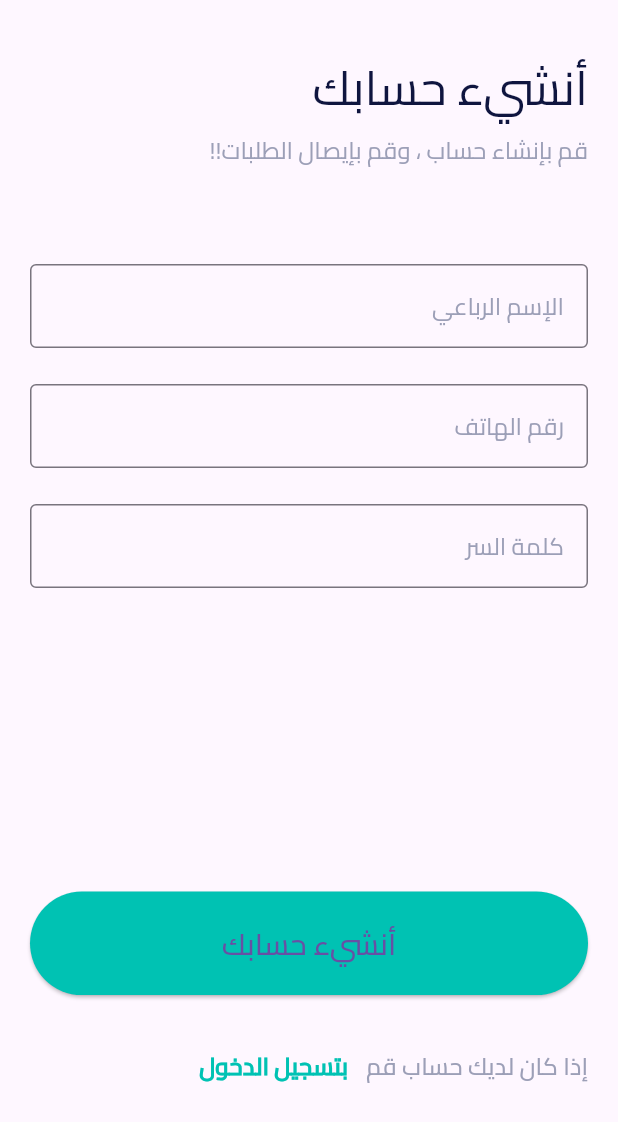
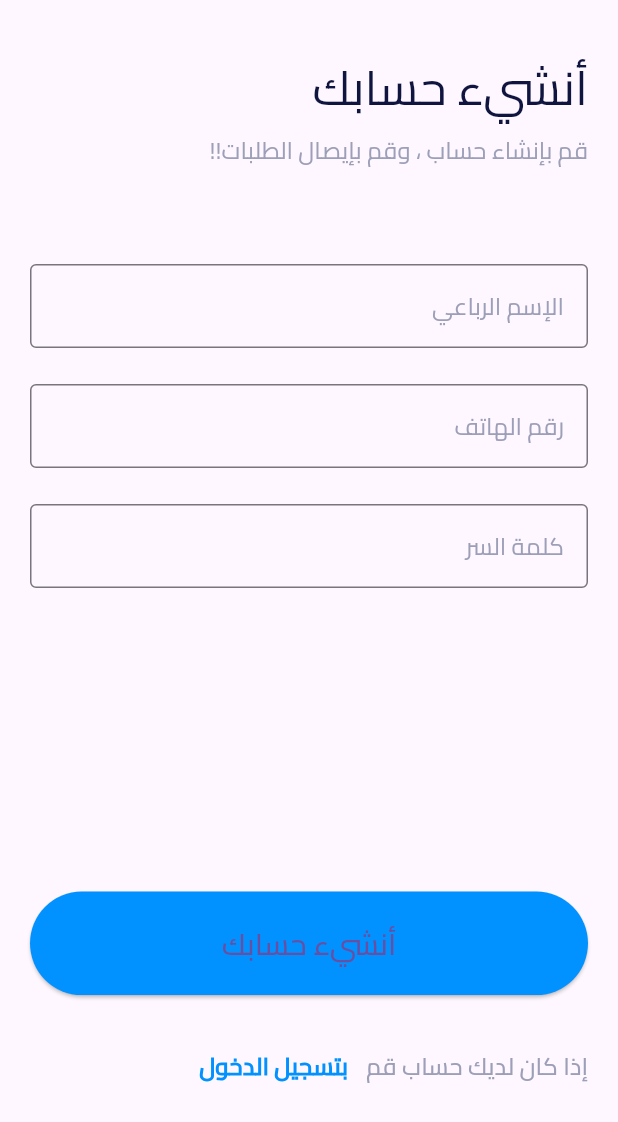
Before and after one commit to monzerabdullah/deliver_it_client, a Flutter app: the SignUpOnBoarding screen opened directly, after a tap on "إنضم إلينا", on a phone screen of 412 x 824 dp. Shown: the top 1122 px of the screen. Run offline on Flutter 3.47's test engine with Material 3 defaults, Android fonts, the phone set to English and light mode, and no system bars; our stand-ins replace flutter_svg, smooth_page_indicator.

Commit message:
update primary color to blue

```diff
--- a/lib/constants.dart
+++ b/lib/constants.dart
@@ -2,7 +2,8 @@ import 'package:flutter/material.dart';
 
 const kWhite = Color(0xFFFFFFFF);
 
-const kPrimary = Color(0xFF00C2B3);
+// const kPrimary = Color(0xFF00C2B3);
+const kPrimary = Color(0xFF0192ff);
 
 const kPrimaryText = Color(0xFF0F153F);
 
--- a/lib/views/introScreens/intro1.dart
+++ b/lib/views/introScreens/intro1.dart
@@ -18,7 +18,7 @@ class IntroScreen1 extends StatelessWidget {
         mainAxisSize: MainAxisSize.min,
         children: [
           SvgPicture.asset(
-            'images/svgs/foucs.svg',
+            'images/svgs/foucsB.svg',
             width: 299,
           ),
           const SizedBox(
--- a/lib/views/introScreens/intro2.dart
+++ b/lib/views/introScreens/intro2.dart
@@ -18,7 +18,7 @@ class IntroScreen2 extends StatelessWidget {
         mainAxisSize: MainAxisSize.min,
         children: [
           SvgPicture.asset(
-            'images/svgs/speed.svg',
+            'images/svgs/speedB.svg',
             width: 299,
           ),
           const SizedBox(
--- a/lib/views/introScreens/intro3.dart
+++ b/lib/views/introScreens/intro3.dart
@@ -18,11 +18,11 @@ class IntroScreen3 extends StatelessWidget {
         mainAxisSize: MainAxisSize.min,
         children: [
           SvgPicture.asset(
-            'images/svgs/support.svg',
+            'images/svgs/supportBalt.svg',
             width: 299,
           ),
           const SizedBox(
-            height: 160,
+            height: 80,
           ),
           const Text(
             'دعم متوفر كل الوقت',
```
Also changed, not shown: images/svgs/foucsB.svg (added), images/svgs/speedB.svg (added), images/svgs/supportB.svg (added), images/svgs/supportBalt.svg (added).
